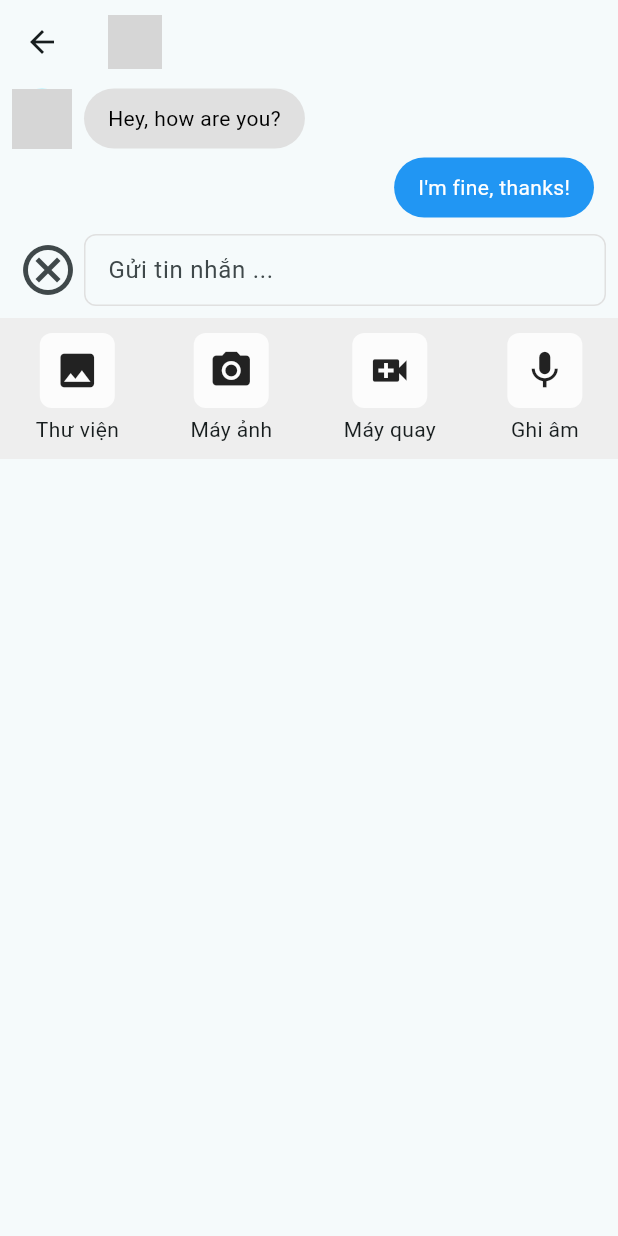
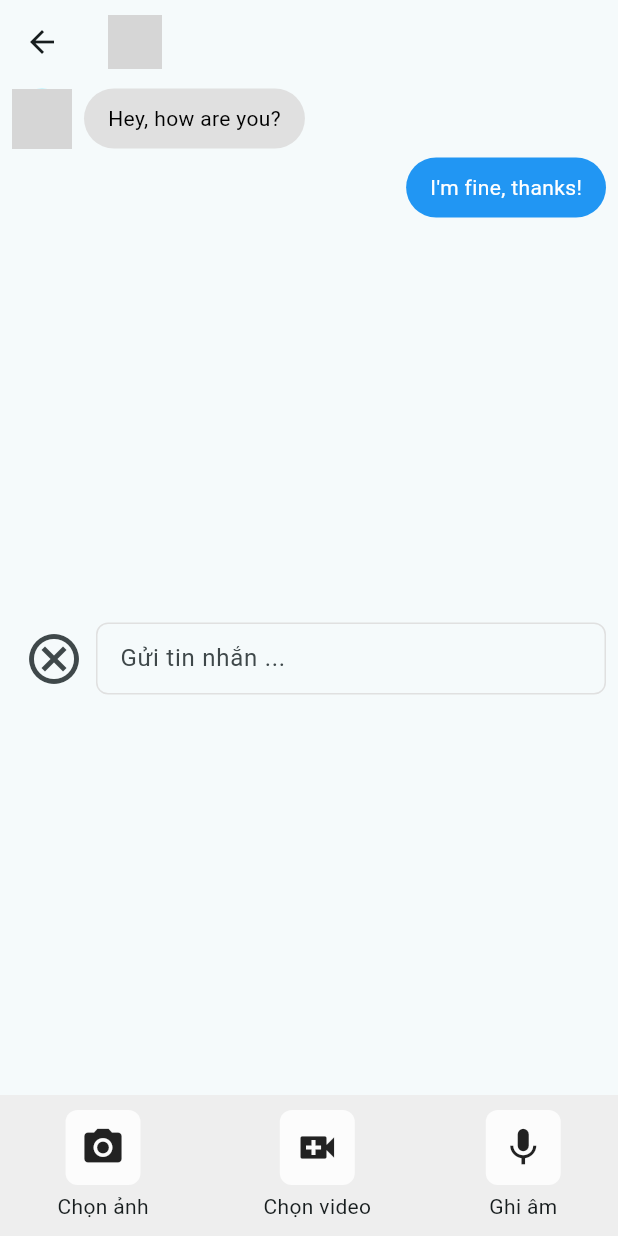
Before and after one commit to nhile14112003/Carbon_Credit_Trading_App, a Flutter app: the ChatPage screen opened directly with empty values, after a tap on the "add circle outline" icon, on a phone screen of 412 x 824 dp. Run offline on Flutter 3.47's test engine with Material 3 defaults, Android fonts, the light colour scheme and no system bars; our stand-ins replace dotted_border, file_picker, image_picker, open_file, photo_view, video_player; network calls fail; grey boxes are pictures that could not be loaded.

Commit message:
Add video in chat:

```diff
--- a/carbon_credit_trading/lib/main.dart
+++ b/carbon_credit_trading/lib/main.dart
@@ -1,3 +1,4 @@
+
 import 'package:carbon_credit_trading/pages/contact_page.dart';
 import 'package:flutter/material.dart';
 
--- a/carbon_credit_trading/lib/models/message.dart
+++ b/carbon_credit_trading/lib/models/message.dart
@@ -1,9 +1,13 @@
+// message.dart
 class Message {
   final String senderName;
   final String senderAvatar;
   final String receiverName;
   final String receiverAvatar;
-  final String content;
+  final String? content;
+  final List<String>? imageUrls;
+  final String? videoUrl;
+  final String? audioUrl;
   final DateTime timestamp;
   final bool isRead;
 
@@ -12,7 +16,10 @@ class Message {
     required this.senderAvatar,
     required this.receiverName,
     required this.receiverAvatar,
-    required this.content,
+    this.content,
+    this.imageUrls,
+    this.videoUrl,
+    this.audioUrl,
     required this.timestamp,
     required this.isRead,
   });
--- a/carbon_credit_trading/lib/pages/chat_page.dart
+++ b/carbon_credit_trading/lib/pages/chat_page.dart
@@ -1,6 +1,10 @@
+import 'dart:io';
+import 'package:flutter/material.dart';
 import 'package:carbon_credit_trading/models/message.dart';
 import 'package:carbon_credit_trading/theme/colors.dart';
-import 'package:flutter/material.dart';
+import 'package:carbon_credit_trading/widgets/add_video_button.dart';
+import 'package:carbon_credit_trading/widgets/image_picker_button.dart';
+import 'package:image_picker/image_picker.dart';
 
 final List<Message> mockMessages = [
   Message(
@@ -54,7 +58,7 @@ class _ChatPageState extends State<ChatPage> {
     });
   }
 
-  void _sendMessage() {
+  void _sendTextMessage() {
     if (_controller.text.isNotEmpty) {
       setState(() {
         mockMessages.add(
@@ -69,9 +73,25 @@ class _ChatPageState extends State<ChatPage> {
           ),
         );
         _controller.clear();
-        _isSendButtonVisible = false;
       });
     }
+  }
+
+  void _sendMediaMessage({List<String>? imageUrls, String? videoUrl}) {
+    setState(() {
+      mockMessages.add(
+        Message(
+          senderName: 'You',
+          senderAvatar: 'https://example.com/your_avatar.jpg',
+          receiverName: widget.contactName,
+          receiverAvatar: widget.contactAvatar,
+          imageUrls: imageUrls,
+          videoUrl: videoUrl,
+          timestamp: DateTime.now(),
+          isRead: true,
+        ),
+      );
+    });
   }
 
   void _toggleOptions() {
@@ -81,10 +101,37 @@ class _ChatPageState extends State<ChatPage> {
     });
   }
 
+  void onImageSelected(File image) {
+    _sendMediaMessage(imageUrls: [image.path]);
+  }
+
+  void onVideoSelected(File video) {
+    _sendMediaMessage(videoUrl: video.path);
+  }
+
+  void showErrorDialog(String message) {
+    showDialog(
+      context: context,
+      builder: (context) {
+        return AlertDialog(
+          title: const Text('Error'),
+          content: Text(message),
+          actions: [
+            TextButton(
+              onPressed: () => Navigator.of(context).pop(),
+              child: const Text('OK'),
+            ),
+          ],
+        );
+      },
+    );
+  }
+
   @override
   void dispose() {
     _controller.removeListener(_checkText);
     _controller.dispose();
+
     super.dispose();
   }
 
@@ -108,6 +155,7 @@ class _ChatPageState extends State<ChatPage> {
           ),
         ),
         body: Column(
+          mainAxisAlignment: MainAxisAlignment.spaceBetween,
           children: [
             Flexible(
               child: ListView.builder(
@@ -116,51 +164,29 @@ class _ChatPageState extends State<ChatPage> {
                 itemCount: mockMessages.length,
                 itemBuilder: (context, index) {
                   final message = mockMessages[mockMessages.length - 1 - index];
-                  final isSender = message.senderName == 'You';
                   return Container(
-                    margin: EdgeInsets.only(
-                      top: 3,
-                      bottom: 3,
-                      left: isSender ? 50 : 8,
-                      right: isSender ? 8 : 50,
-                    ),
+                    margin:
+                        const EdgeInsets.symmetric(vertical: 3, horizontal: 8),
                     child: Row(
-                      mainAxisAlignment: isSender
+                      mainAxisAlignment: message.senderName == 'You'
                           ? MainAxisAlignment.end
                           : MainAxisAlignment.start,
                       children: [
-                        if (!isSender)
+                        if (message.senderName != 'You')
                           CircleAvatar(
                             backgroundImage: NetworkImage(message.senderAvatar),
                           ),
                         const SizedBox(width: 8),
-                        ConstrainedBox(
-                          constraints: BoxConstraints(
-                            maxWidth: MediaQuery.of(context).size.width * 0.6,
-                          ),
-                          child: Container(
-                            padding: const EdgeInsets.symmetric(
-                                vertical: 10, horizontal: 16),
-                            decoration: BoxDecoration(
-                              color: isSender ? Colors.blue : Colors.grey[300],
-                              borderRadius: BorderRadius.circular(20),
-                            ),
-                            child: Text(
-                              message.content,
-                              style: TextStyle(
-                                color: isSender ? Colors.white : Colors.black,
-                              ),
-                            ),
-                          ),
-                        ),
-                        const SizedBox(width: 8),
+                        _buildMessageContent(message),
                       ],
                     ),
                   );
                 },
               ),
             ),
-            Padding(
+            Align(
+                alignment: Alignment.bottomCenter,
+                child: Padding(
                   padding: const EdgeInsets.all(8.0),
                   child: Row(
                     children: [
@@ -168,7 +194,6 @@ class _ChatPageState extends State<ChatPage> {
                         turns: _isOptionsVisible ? 0.5 : 0,
                         duration: const Duration(milliseconds: 300),
                         child: IconButton(
-                      padding: EdgeInsets.zero,
                           icon: Icon(
                             _isOptionsVisible
                                 ? Icons.cancel_outlined
@@ -179,10 +204,6 @@ class _ChatPageState extends State<ChatPage> {
                         ),
                       ),
                       Expanded(
-                    child: Container(
-                      constraints: const BoxConstraints(
-                        maxHeight: 150,
-                      ),
                         child: TextField(
                           controller: _controller,
                           maxLines: null,
@@ -193,53 +214,48 @@ class _ChatPageState extends State<ChatPage> {
                               horizontal: 12,
                             ),
                             enabledBorder: OutlineInputBorder(
-                            borderSide: BorderSide(
-                              color: Colors.grey.shade300,
-                            ),
+                              borderSide:
+                                  BorderSide(color: Colors.grey.shade300),
                               borderRadius: BorderRadius.circular(8),
                             ),
                             focusedBorder: OutlineInputBorder(
-                            borderSide: BorderSide(
-                              color: Colors.grey.shade500,
-                            ),
+                              borderSide:
+                                  BorderSide(color: Colors.grey.shade500),
                               borderRadius: BorderRadius.circular(20),
-                          ),
                             ),
                           ),
                         ),
                       ),
                       if (_isSendButtonVisible)
                         IconButton(
-                      icon: const Icon(
-                        Icons.send,
-                        color: AppColors.greenButton,
-                      ),
-                      onPressed: _sendMessage,
+                          icon: const Icon(Icons.send,
+                              color: AppColors.greenButton),
+                          onPressed: _sendTextMessage,
                         ),
                     ],
                   ),
-            ),
+                )),
             if (_isOptionsVisible)
-              AnimatedSlide(
-                  offset: _isOptionsVisible ? Offset.zero : const Offset(0, 1),
-                  duration: const Duration(milliseconds: 300),
-                  curve: Curves.easeInOut,
-                  child: AnimatedOpacity(
-                      opacity: _isOptionsVisible ? 1 : 0,
-                      duration: const Duration(milliseconds: 300),
-                      child: Container(
+              Container(
                 color: Colors.grey[200],
                 padding: const EdgeInsets.symmetric(vertical: 10),
                 child: Row(
                   mainAxisAlignment: MainAxisAlignment.spaceAround,
                   children: [
-                            _buildOptionItem(Icons.image, 'Thư viện'),
-                            _buildOptionItem(Icons.camera_alt, 'Máy ảnh'),
-                            _buildOptionItem(Icons.video_call, 'Máy quay'),
+                    ImagePickerButton(
+                      onImageSelected: onImageSelected,
+                      child: _buildOptionItem(Icons.camera_alt, 'Chọn ảnh'),
+                    ),
+                    AddVideoButton(
+                      picker: ImagePicker(),
+                      showErrorDialog: showErrorDialog,
+                      onVideoChanged: onVideoSelected,
+                      child: _buildOptionItem(Icons.video_call, 'Chọn video'),
+                    ),
                     _buildOptionItem(Icons.mic, 'Ghi âm'),
                   ],
                 ),
-                      ))),
+              ),
           ],
         ),
       ),
@@ -248,14 +264,13 @@ class _ChatPageState extends State<ChatPage> {
 
   Widget _buildOptionItem(IconData icon, String label) {
     return Column(
-      mainAxisAlignment: MainAxisAlignment.center,
       children: [
         Container(
+          padding: const EdgeInsets.all(10),
           decoration: BoxDecoration(
             color: Colors.white.withOpacity(0.8),
             borderRadius: BorderRadius.circular(8),
           ),
-          padding: const EdgeInsets.all(10),
           child: Icon(icon, size: 30),
         ),
         const SizedBox(height: 4),
@@ -263,4 +278,55 @@ class _ChatPageState extends State<ChatPage> {
       ],
     );
   }
+
+  Widget _buildMessageContent(Message message) {
+    double screenWidth = MediaQuery.of(context).size.width;
+    double maxWidth = screenWidth * 0.6;
+
+    if (message.videoUrl != null) {
+      return Container(
+        width: 200,
+        height: 200,
+        decoration: BoxDecoration(
+          borderRadius: BorderRadius.circular(20),
+          color: Colors.black,
+        ),
+        child: const Center(
+          child: Text(
+            "Nhấp vào để xem",
+            style: TextStyle(color: Colors.white),
+          ),
+        ),
+      );
+    } else if (message.imageUrls != null && message.imageUrls!.isNotEmpty) {
+      return Column(
+        children: message.imageUrls!.map((url) {
+          return ClipRRect(
+            borderRadius: BorderRadius.circular(20),
+            child: Image.file(
+              File(url),
+              fit: BoxFit.cover,
+              width: 200,
+              height: 200,
+            ),
+          );
+        }).toList(),
+      );
+    } else {
+      return Container(
+        padding: const EdgeInsets.symmetric(vertical: 10, horizontal: 16),
+        constraints: BoxConstraints(maxWidth: maxWidth), // Limit width to 60%
+        decoration: BoxDecoration(
+          color: message.senderName == 'You' ? Colors.blue : Colors.grey[300],
+          borderRadius: BorderRadius.circular(20),
+        ),
+        child: Text(
+          message.content ?? '',
+          style: TextStyle(
+            color: message.senderName == 'You' ? Colors.white : Colors.black,
+          ),
+        ),
+      );
     }
+  }
+}
--- /dev/null
+++ b/carbon_credit_trading/lib/widgets/add_video_button.dart
@@ -0,0 +1,117 @@
+import 'dart:io';
+import 'package:flutter/material.dart';
+import 'package:image_picker/image_picker.dart';
+import 'package:video_player/video_player.dart';
+
+class AddVideoButton extends StatelessWidget {
+  final Function(File) onVideoChanged;
+  final File? localVideo;
+  final VideoPlayerController? videoController;
+  final ImagePicker picker;
+  final Function(String) showErrorDialog;
+  final Widget child;
+
+  const AddVideoButton({
+    super.key,
+    this.localVideo,
+    this.videoController,
+    required this.picker,
+    required this.showErrorDialog,
+    required this.child,
+    required this.onVideoChanged,
+  });
+
+  Future<void> _pickVideo(BuildContext context) async {
+    showModalBottomSheet(
+      context: context,
+      builder: (context) {
+        return Padding(
+          padding: const EdgeInsets.symmetric(vertical: 15, horizontal: 5),
+          child: Column(
+            mainAxisSize: MainAxisSize.min,
+            children: [
+              ListTile(
+                leading: const Icon(Icons.image, size: 30),
+                title: const Text('Chọn video từ thư viện',
+                    style: TextStyle(fontSize: 17)),
+                onTap: () {
+                  Navigator.pop(context);
+                  _selectVideoFromGallery();
+                },
+              ),
+              ListTile(
+                leading: const Icon(Icons.camera_alt, size: 30),
+                title: const Text('Quay video', style: TextStyle(fontSize: 17)),
+                onTap: () {
+                  Navigator.pop(context);
+                  _recordVideo();
+                },
+              ),
+            ],
+          ),
+        );
+      },
+    );
+  }
+
+  Future<void> _selectVideoFromGallery() async {
+    if (localVideo == null) {
+      try {
+        final XFile? video =
+            await picker.pickVideo(source: ImageSource.gallery);
+        if (video != null) {
+          await _validateAndProcessVideo(video);
+        }
+      } catch (e) {
+        showErrorDialog('An error occurred while adding the video: $e');
+      }
+    }
+  }
+
+  Future<void> _recordVideo() async {
+    if (localVideo == null) {
+      try {
+        final XFile? video = await picker.pickVideo(source: ImageSource.camera);
+        if (video != null) {
+          await _validateAndProcessVideo(video);
+        }
+      } catch (e) {
+        showErrorDialog('An error occurred while recording the video: $e');
+      }
+    }
+  }
+
+  Future<void> _validateAndProcessVideo(XFile video) async {
+    final File videoFile = File(video.path);
+    final VideoPlayerController controller =
+        VideoPlayerController.file(videoFile);
+    await controller.initialize();
+
+    final Duration videoDuration = controller.value.duration;
+    if (videoDuration.inSeconds < 3) {
+      showErrorDialog('Video must be longer than 3 seconds.');
+      controller.dispose();
+      return;
+    } else if (videoDuration.inSeconds >= 60) {
+      showErrorDialog('Video must be less than 60 seconds.');
+      controller.dispose();
+      return;
+    }
+
+    final int fileSize = await videoFile.length();
+    if (fileSize < 30 * 1024 * 1024) {
+      onVideoChanged(videoFile);
+    } else {
+      showErrorDialog('Video size must be less than 30 MB.');
+      controller.dispose();
+    }
+  }
+
+  @override
+  Widget build(BuildContext context) {
+    return GestureDetector(
+      onTap: () => _pickVideo(context),
+      child: child,
+    );
+  }
+}
--- a/carbon_credit_trading/pubspec.yaml
+++ b/carbon_credit_trading/pubspec.yaml
@@ -34,6 +34,7 @@ dependencies:
 
   # The following adds the Cupertino Icons font to your application.
   # Use with the CupertinoIcons class for iOS style icons.
+
   file_picker: ^5.2.6
   dotted_border: ^2.1.0 #^ must left top of no ^
   cupertino_icons: ^1.0.8
@@ -44,6 +45,7 @@ dependencies:
   video_player: 2.9.2
   chewie: 1.8.5
   open_file: 3.5.9
+  record: 5.1.2
 
 dev_dependencies:
   flutter_test:
```
Also changed, not shown: carbon_credit_trading/lib/widgets/add_file_widget.dart (+75 -67 lines), carbon_credit_trading/lib/widgets/library_pick_button.dart (added, +72 -0 lines), carbon_credit_trading/pubspec.lock, 6 other files. Lines whose indentation alone changed are shown as unchanged.
